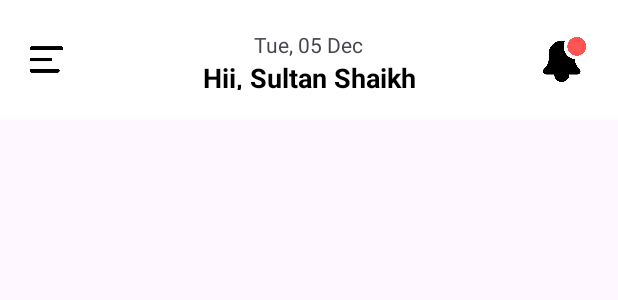
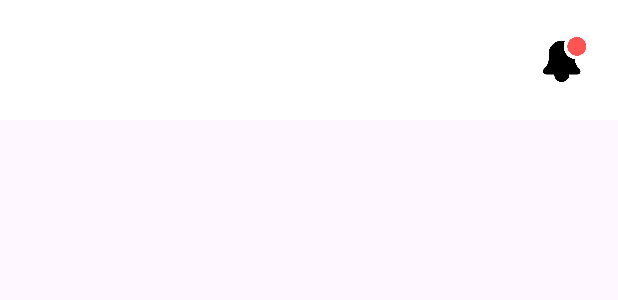
Before and after one commit to Ltrsoft2019/UserPoliceApp, an Android app: the layout main_navigation.xml on its own in the app's theme, with its tools: preview values and no code run, on a phone screen of 412 x 824 dp. Shown: the top 300 px of the screen. Run offline under Robolectric (Android 15) with nearby library versions, the light colour scheme and no system bars.

Commit message:
Commit by Ganesh

```diff
--- a/app/src/main/res/layout/main_navigation.xml
+++ b/app/src/main/res/layout/main_navigation.xml
@@ -14,31 +14,8 @@
             android:background="#FFFFFF"
             android:minHeight="?attr/actionBarSize"
             android:theme="?attr/actionBarTheme">
-            <ImageButton
-                android:layout_width="30dp"
-                android:layout_height="30dp"
-                android:background="@drawable/align"/>
-            <LinearLayout
-                android:layout_width="150dp"
-                android:layout_height="40dp"
-                android:orientation="vertical"
-                android:layout_gravity="center">
 
-                <TextView
-                    android:layout_width="wrap_content"
-                    android:layout_height="wrap_content"
-                    android:text="Tue, 05 Dec"
-                    android:layout_gravity="center"/>
 
-                <TextView
-                    android:layout_width="wrap_content"
-                    android:layout_height="wrap_content"
-                    android:text="Hii, Sultan Shaikh"
-                    android:textStyle="bold"
-                    android:textColor="@color/black"
-                    android:textSize="18dp"
-                    android:layout_gravity="center"/>
-            </LinearLayout>
             <ImageButton
                 android:layout_width="30dp"
                 android:layout_height="30dp"
```
Also changed, not shown: app/src/main/res/layout/dashboard_layout.xml (+9 -8 lines).
